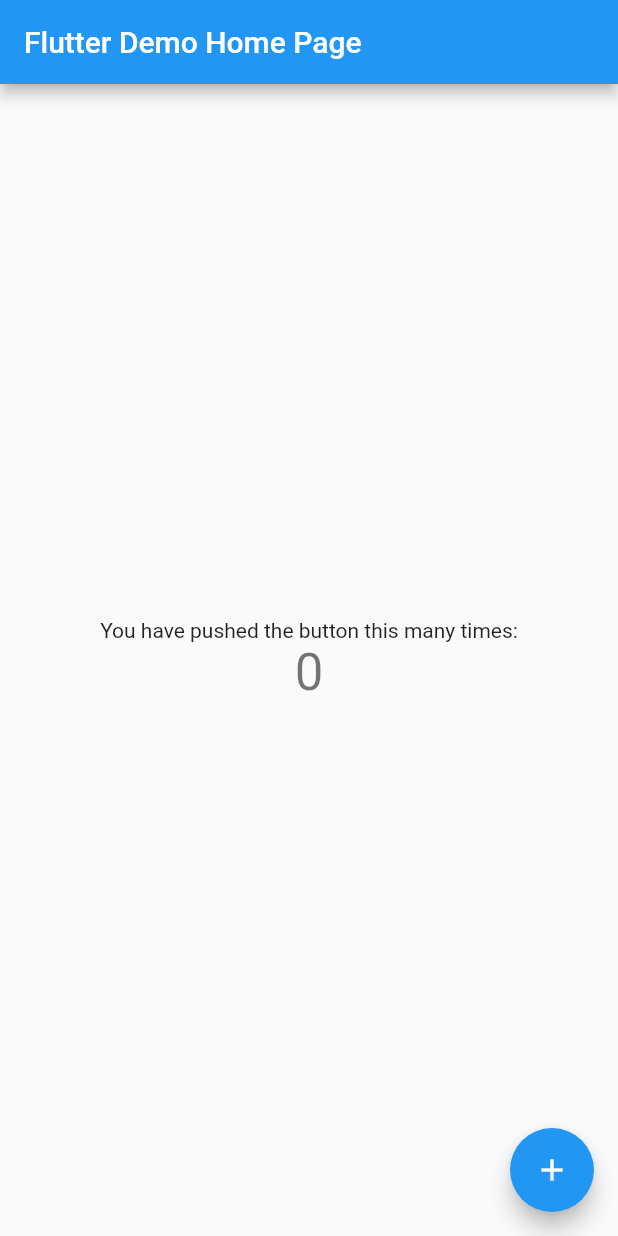
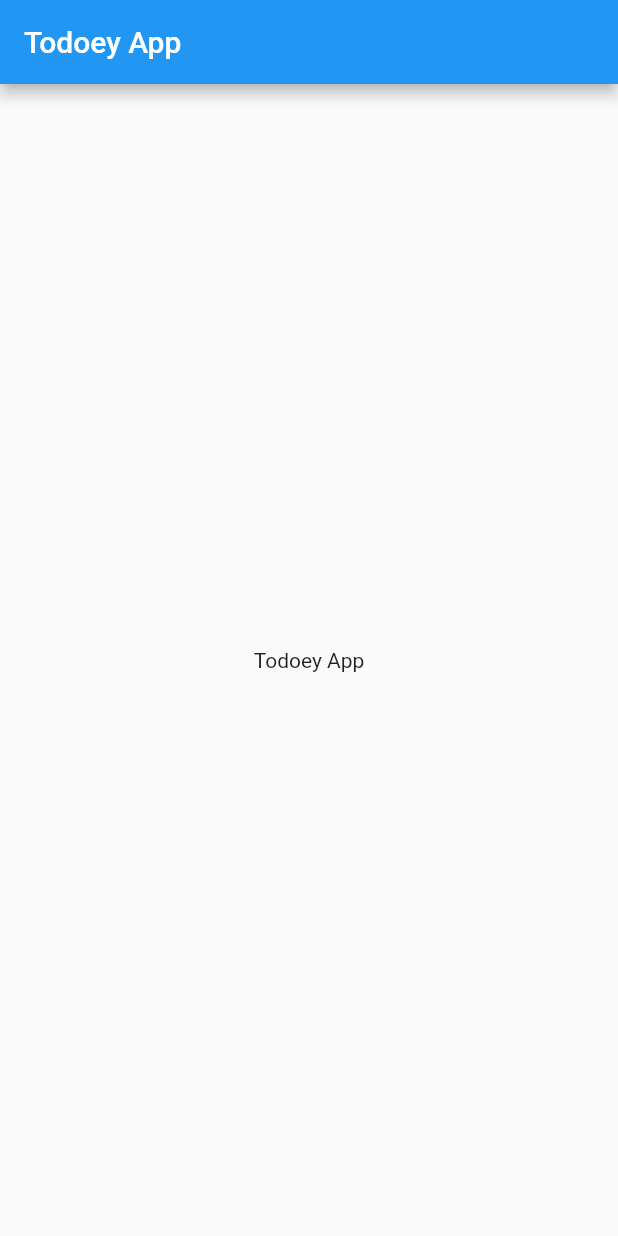
Before and after one commit to FadyFawzyOfficial/todoey, a Flutter app: the screen it shows after launch, on a phone screen of 412 x 824 dp. Run offline on Flutter 3.47's test engine with Material 2 defaults, Android fonts, the phone set to English and light mode, and no system bars.

Commit message:
Starting Point

```diff
--- a/lib/main.dart
+++ b/lib/main.dart
@@ -1,115 +1,17 @@
 import 'package:flutter/material.dart';
 
-void main() {
-  runApp(const MyApp());
-}
+void main() => runApp(const Todoey());
 
-class MyApp extends StatelessWidget {
-  const MyApp({super.key});
+class Todoey extends StatelessWidget {
+  const Todoey({super.key});
 
-  // This widget is the root of your application.
   @override
   Widget build(BuildContext context) {
     return MaterialApp(
-      title: 'Flutter Demo',
-      theme: ThemeData(
-        // This is the theme of your application.
-        //
-        // Try running your application with "flutter run". You'll see the
-        // application has a blue toolbar. Then, without quitting the app, try
-        // changing the primarySwatch below to Colors.green and then invoke
-        // "hot reload" (press "r" in the console where you ran "flutter run",
-        // or simply save your changes to "hot reload" in a Flutter IDE).
-        // Notice that the counter didn't reset back to zero; the application
-        // is not restarted.
-        primarySwatch: Colors.blue,
+      home: Scaffold(
+        appBar: AppBar(title: const Text('Todoey App')),
+        body: const Center(child: Text('Todoey App')),
       ),
-      home: const MyHomePage(title: 'Flutter Demo Home Page'),
     );
   }
 }
-
-class MyHomePage extends StatefulWidget {
-  const MyHomePage({super.key, required this.title});
-
-  // This widget is the home page of your application. It is stateful, meaning
-  // that it has a State object (defined below) that contains fields that affect
-  // how it looks.
-
-  // This class is the configuration for the state. It holds the values (in this
-  // case the title) provided by the parent (in this case the App widget) and
-  // used by the build method of the State. Fields in a Widget subclass are
-  // always marked "final".
-
-  final String title;
-
-  @override
-  State<MyHomePage> createState() => _MyHomePageState();
-}
-
-class _MyHomePageState extends State<MyHomePage> {
-  int _counter = 0;
-
-  void _incrementCounter() {
-    setState(() {
-      // This call to setState tells the Flutter framework that something has
-      // changed in this State, which causes it to rerun the build method below
-      // so that the display can reflect the updated values. If we changed
-      // _counter without calling setState(), then the build method would not be
-      // called again, and so nothing would appear to happen.
-      _counter++;
-    });
-  }
-
-  @override
-  Widget build(BuildContext context) {
-    // This method is rerun every time setState is called, for instance as done
-    // by the _incrementCounter method above.
-    //
-    // The Flutter framework has been optimized to make rerunning build methods
-    // fast, so that you can just rebuild anything that needs updating rather
-    // than having to individually change instances of widgets.
-    return Scaffold(
-      appBar: AppBar(
-        // Here we take the value from the MyHomePage object that was created by
-        // the App.build method, and use it to set our appbar title.
-        title: Text(widget.title),
-      ),
-      body: Center(
-        // Center is a layout widget. It takes a single child and positions it
-        // in the middle of the parent.
-        child: Column(
-          // Column is also a layout widget. It takes a list of children and
-          // arranges them vertically. By default, it sizes itself to fit its
-          // children horizontally, and tries to be as tall as its parent.
-          //
-          // Invoke "debug painting" (press "p" in the console, choose the
-          // "Toggle Debug Paint" action from the Flutter Inspector in Android
-          // Studio, or the "Toggle Debug Paint" command in Visual Studio Code)
-          // to see the wireframe for each widget.
-          //
-          // Column has various properties to control how it sizes itself and
-          // how it positions its children. Here we use mainAxisAlignment to
-          // center the children vertically; the main axis here is the vertical
-          // axis because Columns are vertical (the cross axis would be
-          // horizontal).
-          mainAxisAlignment: MainAxisAlignment.center,
-          children: <Widget>[
-            const Text(
-              'You have pushed the button this many times:',
-            ),
-            Text(
-              '$_counter',
-              style: Theme.of(context).textTheme.headlineMedium,
-            ),
-          ],
-        ),
-      ),
-      floatingActionButton: FloatingActionButton(
-        onPressed: _incrementCounter,
-        tooltip: 'Increment',
-        child: const Icon(Icons.add),
-      ), // This trailing comma makes auto-formatting nicer for build methods.
-    );
-  }
-}
--- a/pubspec.yaml
+++ b/pubspec.yaml
@@ -1,5 +1,5 @@
 name: todoey
-description: A new Flutter project.
+description: Todoey is a todo list app to keep track of all your tasks.
 # The following line prevents the package from being accidentally published to
 # pub.dev using `flutter pub publish`. This is preferred for private packages.
 publish_to: 'none' # Remove this line if you wish to publish to pub.dev
@@ -34,7 +34,8 @@ dependencies:
 
   # The following adds the Cupertino Icons font to your application.
   # Use with the CupertinoIcons class for iOS style icons.
-  cupertino_icons: ^1.0.2
+  # Fady Fawzy Comment: Flutter Version is 3.7.10
+  cupertino_icons: ^1.0.5
 
 dev_dependencies:
   flutter_test:
```
Also changed, not shown: 2 other files.
